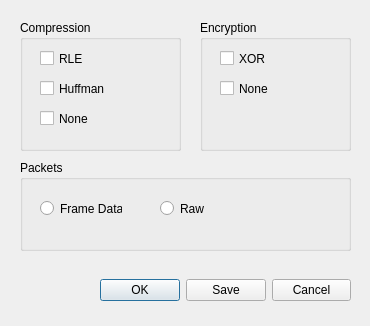
Before: the Qt Designer form advancedsettings.ui in JosiahSnarr/ESEIntercom, drawn with Qt 5.
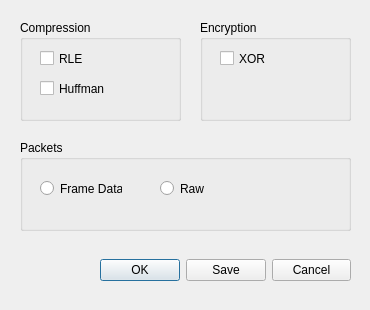
After: the same form once the commit is applied.

```diff
--- a/advancedsettings.ui
+++ b/advancedsettings.ui
@@ -7,7 +7,7 @@
     <x>0</x>
     <y>0</y>
     <width>370</width>
-    <height>326</height>
+    <height>310</height>
    </rect>
   </property>
   <property name="windowTitle">
@@ -19,7 +19,7 @@
      <x>20</x>
      <y>20</y>
      <width>161</width>
-     <height>131</height>
+     <height>101</height>
     </rect>
    </property>
    <property name="title">
@@ -51,19 +51,6 @@
      <string>Huffman</string>
     </property>
    </widget>
-   <widget class="QCheckBox" name="cbCompressNone">
-    <property name="geometry">
-     <rect>
-      <x>20</x>
-      <y>90</y>
-      <width>70</width>
-      <height>17</height>
-     </rect>
-    </property>
-    <property name="text">
-     <string>None</string>
-    </property>
-   </widget>
   </widget>
   <widget class="QGroupBox" name="groupBox_2">
    <property name="geometry">
@@ -71,7 +58,7 @@
      <x>200</x>
      <y>20</y>
      <width>151</width>
-     <height>131</height>
+     <height>101</height>
     </rect>
    </property>
    <property name="title">
@@ -90,25 +77,12 @@
      <string>XOR</string>
     </property>
    </widget>
-   <widget class="QCheckBox" name="cbEncryptNone">
-    <property name="geometry">
-     <rect>
-      <x>20</x>
-      <y>60</y>
-      <width>70</width>
-      <height>17</height>
-     </rect>
-    </property>
-    <property name="text">
-     <string>None</string>
-    </property>
-   </widget>
   </widget>
   <widget class="QGroupBox" name="groupBox_3">
    <property name="geometry">
     <rect>
      <x>20</x>
-     <y>160</y>
+     <y>140</y>
      <width>331</width>
      <height>91</height>
     </rect>
@@ -147,7 +121,7 @@
    <property name="geometry">
     <rect>
      <x>100</x>
-     <y>270</y>
+     <y>250</y>
      <width>251</width>
      <height>41</height>
     </rect>
```
